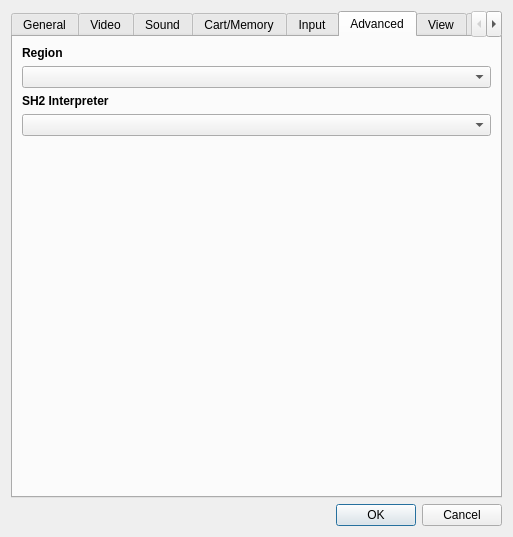
Qt form yabause/src/qt/ui/UISettings.ui (Yabause/yabause) before a commit.
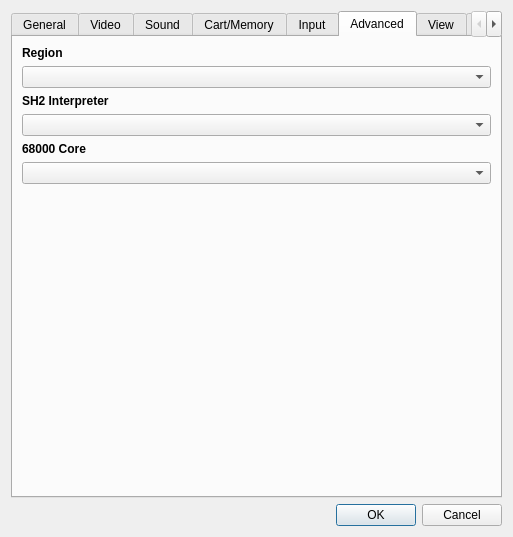
The same form after that commit. The open tabs and pages were chosen to show the change. Custom widgets are drawn as their Qt base class.

Commit message: 68k: add musashi as a 68k core option

Diff of the .ui file:
```diff
--- a/yabause/src/qt/ui/UISettings.ui
+++ b/yabause/src/qt/ui/UISettings.ui
@@ -694,6 +694,22 @@
        <item>
         <widget class="QComboBox" name="cbSH2Interpreter"/>
        </item>
+       <item>
+        <widget class="QLabel" name="l68kCore">
+         <property name="font">
+          <font>
+           <weight>75</weight>
+           <bold>true</bold>
+          </font>
+         </property>
+         <property name="text">
+          <string>68000 Core</string>
+         </property>
+        </widget>
+       </item>
+       <item>
+        <widget class="QComboBox" name="cb68kCore"/>
+       </item>
        <item>
         <spacer>
          <property name="orientation">
```
Left out of the diff: 4 changed lines with no effect on the pictures. The commit also changes 18 other files.
